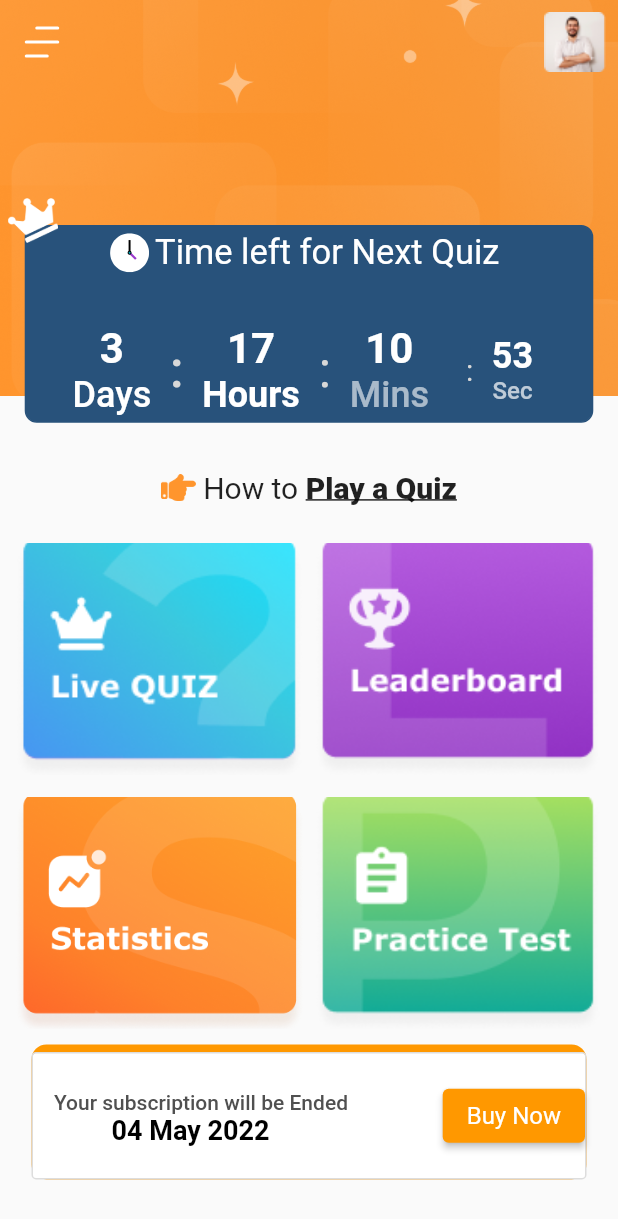
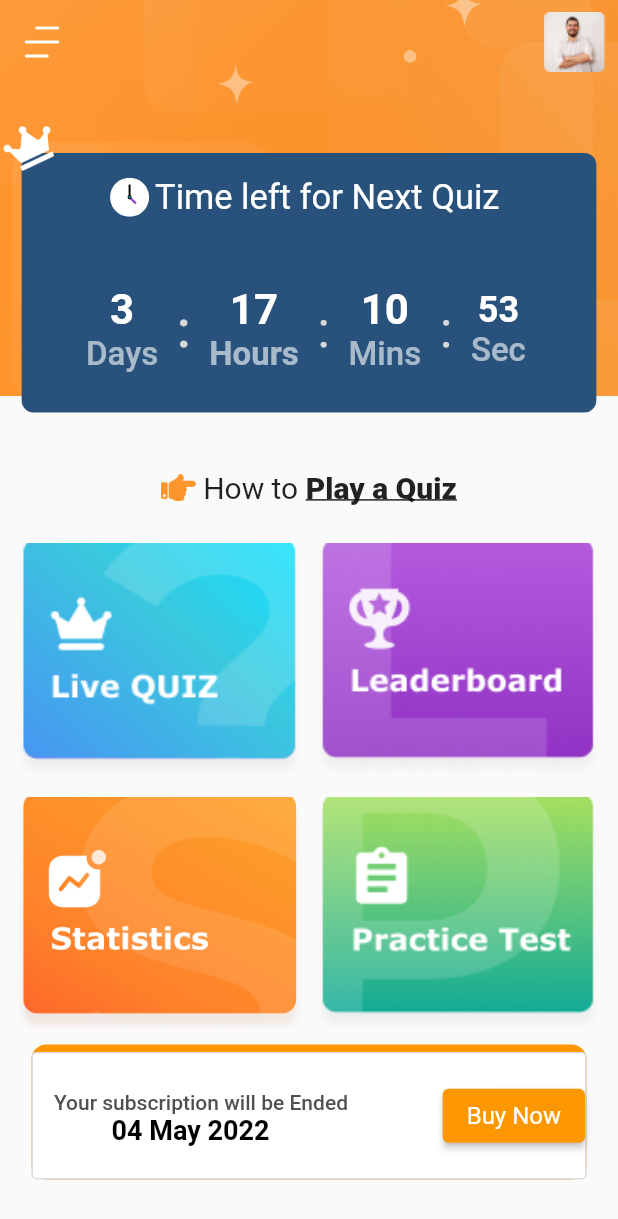
Before and after one commit to Amangupt123/ui_degi, a Flutter app: the screen it shows after launch, on a phone screen of 412 x 824 dp. Shown: the top 1219 px of the screen. Run offline on Flutter 3.47's test engine with Material 2 defaults, Android fonts, the phone set to English and light mode, and no system bars; our stand-ins replace flutter_svg, video_player.

Commit message:
sb ishi ma ha

```diff
--- a/lib/Home2.dart
+++ b/lib/Home2.dart
@@ -63,22 +63,6 @@ class _Home2State extends State<Home2> {
           });
         }
       }
-    }
-    void initState() {
-      _controller = VideoPlayerController.network('https://flutter.github.io/assets-for-api-docs/assets/videos/bee.mp4')
-        ..initialize().then((_) {
-          // Ensure the first frame is shown after the video is initialized, even before the play button has been pressed.
-          setState(() {
-            _controller!.play();
-          });
-        });
-      super.initState();
-    }
-
-    @override
-    void dispose() {
-      super.dispose();
-      _controller!.dispose();
     }
   }
 
@@ -161,8 +145,7 @@ class _Home2State extends State<Home2> {
                       onTap: (() {
                         showGeneralDialog(
                           context: context,
-                          pageBuilder: (BuildContext buildContext, Animation<double> animation,
-                              Animation<double> secondaryAnimation) {
+                          pageBuilder: (BuildContext buildContext, Animation<double> animation, Animation<double> secondaryAnimation) {
                             return BackdropFilter(
                               filter: ImageFilter.blur(sigmaX: 10, sigmaY: 10),
                               child: NewWidget(),
@@ -240,12 +223,10 @@ class _Home2State extends State<Home2> {
                             ),
                             Text(
                               "    Your subscription will be Ended",
-                              style:
-                                  TextStyle(fontSize: 14, fontWeight: FontWeight.w500, color: const Color(0xff505050)),
+                              style: TextStyle(fontSize: 14, fontWeight: FontWeight.w500, color: const Color(0xff505050)),
                             ),
                             Text("04 May 2022",
-                                style: TextStyle(
-                                    fontSize: 18, fontWeight: FontWeight.w600, color: const Color(0xff000000))),
+                                style: TextStyle(fontSize: 18, fontWeight: FontWeight.w600, color: const Color(0xff000000))),
                           ],
                         ),
                         ElevatedButton(
@@ -272,7 +253,7 @@ class _Home2State extends State<Home2> {
               ),
 
               Container(
-                margin: EdgeInsets.only(top: 130),
+                margin: EdgeInsets.only(top: 82),
                 decoration: BoxDecoration(
                   color: Color(0xff28527B),
                   border: Border.all(width: 1, color: const Color(0xff28527B)),
@@ -280,12 +261,12 @@ class _Home2State extends State<Home2> {
                 ),
                 // width: 296,
                 // height: 101,
-                width: MediaQuery.of(context).size.width * 0.92,
-                height: MediaQuery.of(context).size.height * 0.16,
+                width: MediaQuery.of(context).size.width * 0.93,
+                height: MediaQuery.of(context).size.height * 0.21,
                 //color: Colors.white,
                 child: Column(
                   children: [
-                    const SizedBox(height: 4),
+                    const SizedBox(height: 15),
                     Row(
                       mainAxisAlignment: MainAxisAlignment.center,
                       children: [
@@ -303,7 +284,7 @@ class _Home2State extends State<Home2> {
                       ],
                     ),
                     const SizedBox(
-                      height: 34,
+                      height: 45,
                     ),
                     Row(
                       //crossAxisAlignment: CrossAxisAlignment.start,
@@ -318,8 +299,7 @@ class _Home2State extends State<Home2> {
                             ),
                             Text(
                               "Days",
-                              style:
-                                  TextStyle(fontSize: 24, fontWeight: FontWeight.w500, color: const Color(0xffFFFFFF)),
+                              style: TextStyle(fontSize: 22, fontWeight: FontWeight.w500, color: const Color(0xffFFFFFF).withOpacity(0.6)),
                             ),
                           ],
                         ),
@@ -337,8 +317,7 @@ class _Home2State extends State<Home2> {
                             ),
                             Text(
                               "Hours",
-                              style:
-                                  TextStyle(fontSize: 24, fontWeight: FontWeight.w700, color: const Color(0xffFFFFFF)),
+                              style: TextStyle(fontSize: 22, fontWeight: FontWeight.w700, color: const Color(0xffFFFFFF).withOpacity(0.6)),
                             ),
                           ],
                         ),
@@ -357,17 +336,17 @@ class _Home2State extends State<Home2> {
                             Text(
                               "Mins",
                               style: TextStyle(
-                                fontSize: 24,
+                                fontSize: 22,
                                 fontWeight: FontWeight.w500,
-                                color: const Color(0xffFFFFF).withOpacity(0.6),
+                                color: const Color(0xffFFFFFF).withOpacity(0.6),
                               ),
                             ),
                           ],
                         ),
-                        SizedBox(width: MediaQuery.of(context).size.width * 0.06),
+                        SizedBox(width: MediaQuery.of(context).size.width * 0.03),
                         Text(
                           ":",
-                          style: TextStyle(fontSize: 20, color: const Color(0xffD8D8D8)),
+                          style: TextStyle(fontSize: 35, color: const Color(0xffD8D8D8)),
                         ),
                         SizedBox(
                           width: MediaQuery.of(context).size.width * 0.03,
@@ -381,15 +360,15 @@ class _Home2State extends State<Home2> {
                             Text(
                               "Sec",
                               style: TextStyle(
-                                fontSize: 16,
+                                fontSize: 22,
                                 fontWeight: FontWeight.w500,
-                                color: const Color(0xffFFFFF).withOpacity(0.7),
+                                color: const Color(0xffFFFFFF).withOpacity(0.6),
                               ),
                             ),
                           ],
                         ),
                         SizedBox(
-                          width: MediaQuery.of(context).size.width * 0.09,
+                          width: MediaQuery.of(context).size.width * 0.08,
                         ),
                       ],
                     )
@@ -401,8 +380,8 @@ class _Home2State extends State<Home2> {
             ]),
             SizedBox(height: 50),
             Positioned(
-              left: 5,
-              top: 132,
+              left: 2,
+              top: 84,
               child: SizedBox(
                 height: 30,
                 child: Image.asset("assets/image/crown.png"),
@@ -442,17 +421,21 @@ class _NewWidgetState extends State<NewWidget> {
       child: Column(
         mainAxisAlignment: MainAxisAlignment.center,
         children: [
-          Container(
-            width: 410,
-            height: 80,
-            decoration: const BoxDecoration(
-              image: DecorationImage(
-                image: AssetImage('assets/image/crown.png'),
-                fit: BoxFit.fill,
+          Row(
+            children: [
+              Container(
+               // width: 3,
+                height: 90,
+                decoration: BoxDecoration(borderRadius: BorderRadius.circular(15), color: Color(0xffFFFFFF)),
+                padding: EdgeInsets.only(right: 293),
+                child: Image.asset(
+                  'assets/image/Ellipse 14@3x.png',
+                  scale: 2.5
+                ),
+
               ),
-              shape: BoxShape.circle,
-            ),
-            // color: Colors.red,
+
+            ],
           ),
           Container(
               child: _controller != null
--- a/lib/main.dart
+++ b/lib/main.dart
@@ -2,7 +2,7 @@ import 'package:flutter/material.dart';
 import 'Home.dart';
 import 'Home2.dart';
 import 'Quiz.dart';
-import 'Videoadd.dart';
+
 
 void main() {
   runApp(MyApp());
```
Also changed, not shown: lib/Quiz.dart (+4 -3 lines), lib/Videoadd.dart (deleted, +0 -57 lines), lib/quizresult.dart (added, +149 -0 lines), assets/image/Ellipse 14@3x.png (added), assets/image/Icon - Home@3x.png (added), assets/image/Vector@3x.png (added), assets/image/top_background@3x.png (added).
